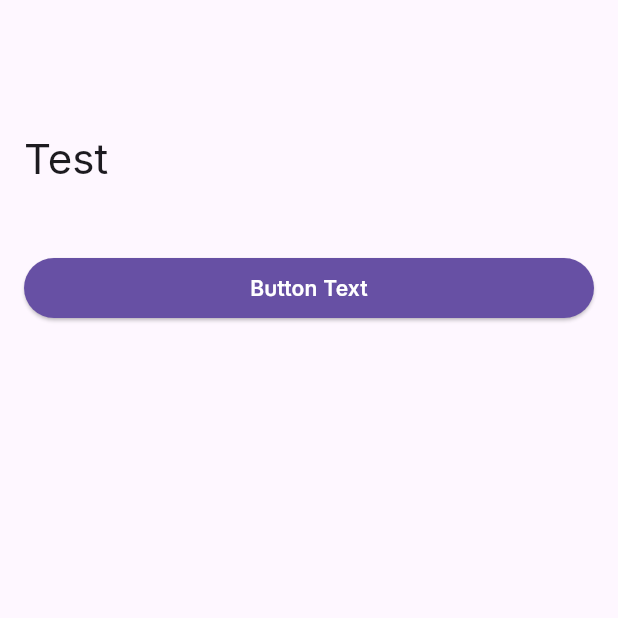
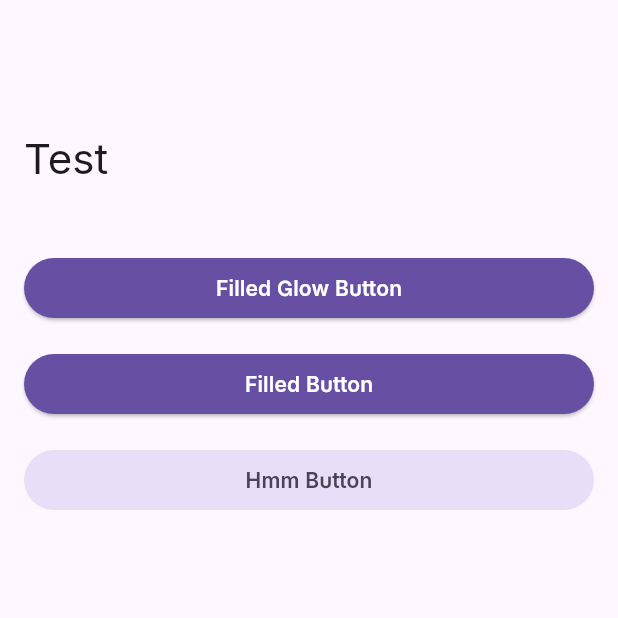
Before and after one commit to NgDK27/atomstock, a Flutter app: the screen it shows after launch, on a phone screen of 412 x 824 dp, the top half of it. Run offline on Flutter 3.47's test engine with Material 3 defaults, Android fonts, the phone set to English and light mode, and no system bars; drawn by our look-alikes of dynamic_color, flutter_platform_widgets; our stand-ins replace flutter_riverpod.

Commit message:
Added Tonal Button

```diff
--- a/lib/pages/home_screen/screens/home_screen.dart
+++ b/lib/pages/home_screen/screens/home_screen.dart
@@ -2,7 +2,9 @@ import 'package:flutter/cupertino.dart';
 import 'package:flutter/material.dart';
 import 'package:flutter_riverpod/flutter_riverpod.dart';
 import 'package:oppenhomies/styles/spacings.dart';
+import 'package:oppenhomies/widgets/buttons/FilledButton.dart';
 import 'package:oppenhomies/widgets/buttons/FilledGlowButton.dart';
+import 'package:oppenhomies/widgets/buttons/OpTonalButton.dart';
 import 'package:oppenhomies/widgets/scaffold/OpPlatformSliverScaffold.dart';
 
 class HomeScreen extends ConsumerWidget {
@@ -10,17 +12,26 @@ class HomeScreen extends ConsumerWidget {
 
   @override
   Widget build(BuildContext context, WidgetRef ref) => OpPlatformSliverScaffold(
-    title: "Test",
+        title: "Test",
         sliver: SliverList(
           delegate: SliverChildBuilderDelegate(
             (BuildContext context, int index) => Column(
               crossAxisAlignment: CrossAxisAlignment.stretch,
               children: [
                 OpFilledGlowButton(
-                  text: "Button Text",
+                  text: "Filled Glow Button",
                   onPressed: () {},
                 ),
                 const SizedBox(height: OpSpacing.md),
+                OpFilledButton(
+                  text: "Filled Button",
+                  onPressed: () {},
+                ),
+                const SizedBox(height: OpSpacing.md),
+                OpTonalButton(
+                  text: "Hmm Button",
+                  onPressed: () {},
+                ),
               ],
             ),
             childCount: 1,
--- a/lib/styles/colors.dart
+++ b/lib/styles/colors.dart
@@ -1,4 +1,5 @@
 import 'package:flutter/cupertino.dart';
+import 'package:oppenhomies/styles/opacities.dart';
 
 class OpDynamicColor {
   OpDynamicColor._();
@@ -16,12 +17,12 @@ class OpDynamicColor {
   static const Color _primaryDark = OpColor.aqua100;
   static Color get primary => _getDynamicColor(_primaryLight, _primaryDark);
 
-  static final Color _primarySecondaryLight = OpColor.aqua140.withAlpha(153);
-  static final Color _primarySecondaryDark = OpColor.aqua100.withAlpha(153);
+  static final Color _primarySecondaryLight = OpColor.aqua140.withAlpha(OpOpacity.secondary);
+  static final Color _primarySecondaryDark = OpColor.aqua100.withAlpha(OpOpacity.secondary);
   static Color get primarySecondary => _getDynamicColor(_primarySecondaryLight, _primarySecondaryDark);
 
-  static final Color _primaryQuarternaryLight = OpColor.aqua140.withAlpha(40);
-  static final Color _primaryQuarternaryDark = OpColor.aqua100.withAlpha(40);
+  static final Color _primaryQuarternaryLight = OpColor.aqua140.withAlpha(OpOpacity.quaternary);
+  static final Color _primaryQuarternaryDark = OpColor.aqua100.withAlpha(OpOpacity.quaternary);
   static Color get primaryQuarternary => _getDynamicColor(_primaryQuarternaryLight, _primaryQuarternaryDark);
 
   // Stock
@@ -41,12 +42,12 @@ class OpDynamicColor {
   static final Color _stockRiseGradientInDark = OpColor.aqua80.withAlpha(102);
   static Color get stockRiseGradientIn => _getDynamicColor(_stockRiseGradientInLight, _stockRiseGradientInDark);
 
-  static final Color _stockFallGradientOutLight = OpColor.cherry120.withAlpha(0);
-  static final Color _stockFallGradientOutDark = OpColor.cherry80.withAlpha(0);
+  static final Color _stockFallGradientOutLight = OpColor.cherry120.withAlpha(OpOpacity.none);
+  static final Color _stockFallGradientOutDark = OpColor.cherry80.withAlpha(OpOpacity.none);
   static Color get stockFallGradientOut => _getDynamicColor(_stockFallGradientOutLight, _stockFallGradientOutDark);
 
-  static final Color _stockRiseGradientOutLight = OpColor.aqua120.withAlpha(0);
-  static final Color _stockRiseGradientOutDark = OpColor.aqua80.withAlpha(0);
+  static final Color _stockRiseGradientOutLight = OpColor.aqua120.withAlpha(OpOpacity.none);
+  static final Color _stockRiseGradientOutDark = OpColor.aqua80.withAlpha(OpOpacity.none);
   static Color get stockRiseGradientOut => _getDynamicColor(_stockRiseGradientOutLight, _stockRiseGradientOutDark);
 
   // AI
@@ -54,8 +55,8 @@ class OpDynamicColor {
   static final Color _aiGradientInDark = OpColor.grape80.withAlpha(102);
   static Color get aiGradientIn => _getDynamicColor(_aiGradientInLight, _aiGradientInDark);
 
-  static final Color _aiGradientOutLight = OpColor.grape120.withAlpha(0);
-  static final Color _aiGradientOutDark = OpColor.grape80.withAlpha(0);
+  static final Color _aiGradientOutLight = OpColor.grape120.withAlpha(OpOpacity.none);
+  static final Color _aiGradientOutDark = OpColor.grape80.withAlpha(OpOpacity.none);
   static Color get aiGradientOut => _getDynamicColor(_aiGradientOutLight, _aiGradientOutDark);
 
   static const Color _aiLight = OpColor.grape120;
@@ -76,12 +77,12 @@ class OpDynamicColor {
   static const Color _surfaceInverseDark = OpColor.mono100;
   static Color get surfaceInverse => _getDynamicColor(_surfaceInverseLight, _surfaceInverseDark);
 
-  static final Color _surfaceSecondaryLight = OpColor.charcoal120.withAlpha(153);
-  static final Color _surfaceSecondaryDark = OpColor.charcoal20.withAlpha(76);
+  static final Color _surfaceSecondaryLight = OpColor.charcoal120.withAlpha(OpOpacity.secondary);
+  static final Color _surfaceSecondaryDark = OpColor.charcoal20.withAlpha(OpOpacity.tertiary);
   static Color get surfaceSecondary => _getDynamicColor(_surfaceSecondaryLight, _surfaceSecondaryDark);
 
-  static final Color _surfaceQuarternaryLight = OpColor.charcoal120.withAlpha(40);
-  static final Color _surfaceQuarternaryDark = OpColor.charcoal20.withAlpha(40);
+  static final Color _surfaceQuarternaryLight = OpColor.charcoal120.withAlpha(OpOpacity.quaternary);
+  static final Color _surfaceQuarternaryDark = OpColor.charcoal20.withAlpha(OpOpacity.quaternary);
   static Color get surfaceQuarternary => _getDynamicColor(_surfaceQuarternaryLight, _surfaceQuarternaryDark);
 
   static const Color _surfaceVariantLight = OpColor.mono99;
@@ -130,9 +131,13 @@ class OpDynamicColor {
   static const Color _containerNeutralLv2Dark = OpColor.mono60;
   static Color get containerNeutralLv2 => _getDynamicColor(_containerNeutralLv2Light, _containerNeutralLv2Dark);
 
-  static const Color _containerPrimaryLight = OpColor.aqua60;
-  static const Color _containerPrimaryDark = OpColor.aqua140;
-  static Color get containerPrimary => _getDynamicColor(_containerPrimaryLight, _containerPrimaryDark);
+  static const Color _primaryContainerLight = OpColor.aqua60;
+  static const Color _primaryContainerDark = OpColor.aqua140;
+  static Color get primaryContainer => _getDynamicColor(_primaryContainerLight, _primaryContainerDark);
+
+  static final Color _secondaryContainerLight = OpColor.aqua60.withAlpha(OpOpacity.tertiary);
+  static final Color _secondaryContainerDark = OpColor.aqua140.withAlpha(OpOpacity.tertiary);
+  static Color get secondaryContainer => _getDynamicColor(_secondaryContainerLight, _secondaryContainerDark);
 }
 
 class OpColor {
--- /dev/null
+++ b/lib/widgets/buttons/OpTonalButton.dart
@@ -0,0 +1,38 @@
+import 'package:flutter/cupertino.dart';
+import 'package:flutter/material.dart';
+import 'package:flutter_platform_widgets/flutter_platform_widgets.dart';
+import 'package:flutter_riverpod/flutter_riverpod.dart';
+import 'package:oppenhomies/styles/colors.dart';
+
+import '../../styles/radius.dart';
+
+class OpTonalButton extends ConsumerWidget {
+  final String text;
+  final VoidCallback? onPressed;
+
+  const OpTonalButton({super.key, required this.text, this.onPressed});
+
+  @override
+  Widget build(BuildContext context, WidgetRef ref) {
+    return PlatformTextButton(
+      onPressed: onPressed,
+      cupertino: (_, __) => CupertinoTextButtonData(
+        borderRadius: BorderRadius.circular(OpRadius.full),
+        color: OpDynamicColor.secondaryContainer,
+      ),
+      material: (_, __) => MaterialTextButtonData(
+          style: TextButton.styleFrom(
+              backgroundColor: Theme.of(context).colorScheme.secondaryContainer,
+              overlayColor: Theme.of(context).colorScheme.onSecondaryContainer)),
+      child: Text(
+        text,
+        style: TextStyle(
+            color: platformThemeData(context,
+                material: (ThemeData data) => data.colorScheme.onSecondaryContainer,
+                cupertino: (CupertinoThemeData data) =>
+                data.primaryColor),
+            fontVariations: const [FontVariation.weight(600)]),
+      ),
+    );
+  }
+}
```
